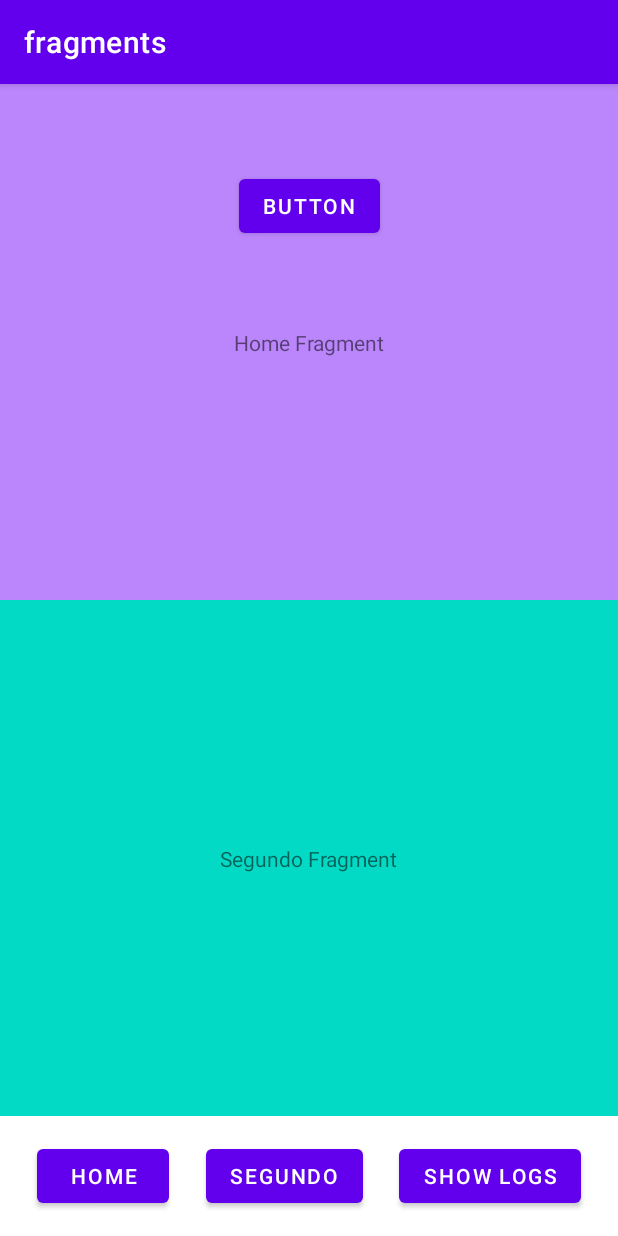
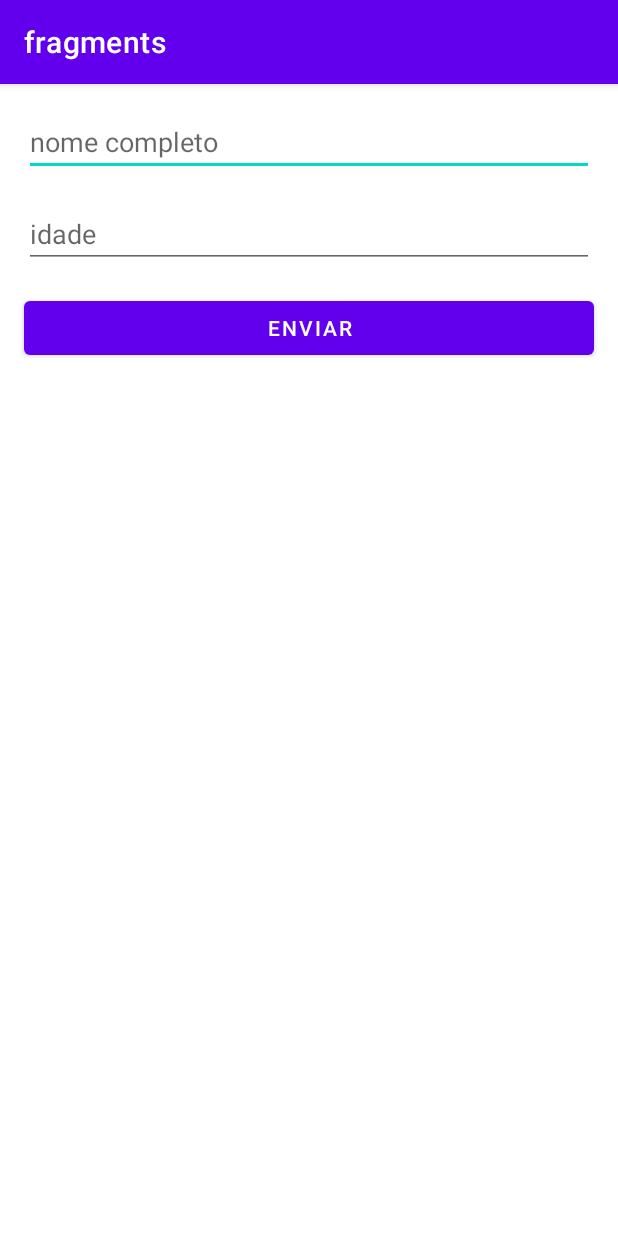
Before and after one commit to CaMaschion/fragment, an Android app: the screen it shows after launch (MainActivity), on a phone screen of 412 x 824 dp. Run offline under Robolectric (Android 15) with nearby library versions, the phone set to English and light mode, and no system bars.

Commit message:
passing data between fragments

```diff
--- a/app/src/main/java/com/maschion/fragments/MainActivity.kt
+++ b/app/src/main/java/com/maschion/fragments/MainActivity.kt
@@ -3,6 +3,7 @@ package com.maschion.fragments
 import androidx.appcompat.app.AppCompatActivity
 import android.os.Bundle
 import android.util.Log
+import androidx.core.os.bundleOf
 import androidx.fragment.app.add
 import androidx.fragment.app.commit
 import com.maschion.fragments.databinding.ActivityMainBinding
@@ -19,32 +20,6 @@ class MainActivity : AppCompatActivity() {
         super.onCreate(savedInstanceState)
         setContentView(binding.root)
 
-        binding.home.setOnClickListener {
-
-            supportFragmentManager.commit {
-                setReorderingAllowed(true)
-                add<HomeFragment>(binding.fragmentContainerView.id)
-                addToBackStack(null)
-            }
-
-        }
-
-        binding.secondButton.setOnClickListener {
-
-            supportFragmentManager.commit {
-                setReorderingAllowed(true)
-                add<SecondFragment>(binding.fragmentContainerView.id)
-                addToBackStack(null)
-            }
-
-        }
-
-            //pilha de retorno
-
-        binding.showLogs.setOnClickListener {
-            showBackStackFragments()
-
-        }
 
     }
 
--- a/app/src/main/java/com/maschion/fragments/fragments/HomeFragment.kt
+++ b/app/src/main/java/com/maschion/fragments/fragments/HomeFragment.kt
@@ -31,7 +31,7 @@ class HomeFragment : Fragment() {
 
             childFragmentManager.commit {
                 setReorderingAllowed(true)
-                add<ThirdFragment>(binding.fragmentContainerView2.id)
+//                add<ThirdFragment>(binding.fragmentContainerView2.id)
             }
         }
     }
--- /dev/null
+++ b/app/src/main/java/com/maschion/fragments/fragments/ResultFragment.kt
@@ -0,0 +1,45 @@
+package com.maschion.fragments.fragments
+
+import android.os.Bundle
+import android.view.LayoutInflater
+import android.view.View
+import android.view.ViewGroup
+import androidx.fragment.app.Fragment
+import com.maschion.fragments.databinding.FragmentResultBinding
+
+class ResultFragment: Fragment() {
+
+    private lateinit var binding: FragmentResultBinding
+
+    //pegando dados do fragment
+
+    private lateinit var name: String
+    private lateinit var age: String
+
+    override fun onCreate(savedInstanceState: Bundle?) {
+        super.onCreate(savedInstanceState)
+
+            //como acessar o bundle
+
+        val arguments = requireArguments()
+
+        this.name = arguments.getString("USER_NAME", "")
+        this.age = arguments.getString("USER_AGE", "")
+    }
+
+    override fun onCreateView(
+        inflater: LayoutInflater,
+        container: ViewGroup?,
+        savedInstanceState: Bundle?
+    ): View? {
+        binding = FragmentResultBinding.inflate(inflater, container, false)
+        return binding.root
+    }
+
+    override fun onViewCreated(view: View, savedInstanceState: Bundle?) {
+        super.onViewCreated(view, savedInstanceState)
+
+        binding.textView2.text = "Nome: $name, Idade: $age"
+    }
+
+}
--- a/app/src/main/java/com/maschion/fragments/fragments/SecondFragment.kt
+++ b/app/src/main/java/com/maschion/fragments/fragments/SecondFragment.kt
@@ -1,6 +1,59 @@
 package com.maschion.fragments.fragments
 
+import android.os.Bundle
+import android.util.Log
+import android.view.LayoutInflater
+import android.view.View
+import android.view.ViewGroup
+import androidx.core.os.bundleOf
 import androidx.fragment.app.Fragment
+import androidx.fragment.app.commit
+import androidx.fragment.app.replace
 import com.maschion.fragments.R
+import com.maschion.fragments.databinding.FragmentSecondBinding
 
-class SecondFragment: Fragment(R.layout.fragment_second)
+class SecondFragment : Fragment() {
+
+    private lateinit var binding: FragmentSecondBinding
+
+    override fun onCreateView(
+        inflater: LayoutInflater,
+        container: ViewGroup?,
+        savedInstanceState: Bundle?
+    ): View {
+        binding = FragmentSecondBinding.inflate(inflater, container, false)
+        return binding.root
+    }
+
+    override fun onViewCreated(view: View, savedInstanceState: Bundle?) {
+        super.onViewCreated(view, savedInstanceState)
+
+        binding.btnSubmit.setOnClickListener {
+            val name = binding.edtName.text.toString()
+            val age = binding.edtAge.text.toString()
+
+            submitInfoToFragment(name, age)
+
+        }
+    }
+
+    private fun submitInfoToFragment(name: String, age: String) {
+        val bundle = bundleOf(
+            "USER_NAME" to name,
+            "USER_AGE" to age
+        )
+
+        //****passando dados para o fragment result, pra isso *****
+
+        //preciso substituir o fragment atual (SecondFragment) no nosso host (MainActivity), dentro do container
+        // no fragmentContainerView. Como acesso o FragmentManager do host dentro de um fragment?
+        parentFragmentManager.commit {
+
+            setReorderingAllowed(true)
+            replace<ResultFragment>(R.id.fragmentContainerView, args = bundle)
+            addToBackStack(null)
+        }
+
+    }
+
+}
--- a/app/src/main/java/com/maschion/fragments/fragments/ThirdFragment.kt
+++ /dev/null
@@ -1,6 +0,0 @@
-package com.maschion.fragments.fragments
-
-import androidx.fragment.app.Fragment
-import com.maschion.fragments.R
-
-class ThirdFragment: Fragment(R.layout.fragment_third)
--- a/app/src/main/res/layout/activity_main.xml
+++ b/app/src/main/res/layout/activity_main.xml
@@ -5,48 +5,13 @@
     android:layout_width="match_parent"
     android:layout_height="match_parent">
 
-    <Button
-        android:id="@+id/home"
-        android:layout_width="wrap_content"
-        android:layout_height="wrap_content"
-        android:layout_marginBottom="16dp"
-        android:text="Home"
-        app:layout_constraintBottom_toBottomOf="parent"
-        app:layout_constraintEnd_toStartOf="@+id/secondButton"
-        app:layout_constraintHorizontal_bias="0.5"
-        app:layout_constraintStart_toStartOf="parent" />
-
-    <Button
-        android:id="@+id/secondButton"
-        android:layout_width="wrap_content"
-        android:layout_height="wrap_content"
-        android:layout_marginBottom="16dp"
-        android:text="Segundo"
-        app:layout_constraintBottom_toBottomOf="parent"
-        app:layout_constraintEnd_toStartOf="@+id/showLogs"
-        app:layout_constraintHorizontal_bias="0.5"
-        app:layout_constraintStart_toEndOf="@+id/home" />
-
-    <Button
-        android:id="@+id/showLogs"
-        android:layout_width="wrap_content"
-        android:layout_height="wrap_content"
-        android:layout_marginBottom="16dp"
-        android:text="Show Logs"
+    <androidx.fragment.app.FragmentContainerView
+        android:id="@+id/fragmentContainerView"
+        android:name="com.maschion.fragments.fragments.SecondFragment"
+        android:layout_width="0dp"
+        android:layout_height="0dp"
         app:layout_constraintBottom_toBottomOf="parent"
         app:layout_constraintEnd_toEndOf="parent"
-        app:layout_constraintHorizontal_bias="0.5"
-        app:layout_constraintStart_toEndOf="@+id/secondButton" />
-
-    <androidx.fragment.app.FragmentContainerView
-        android:id="@+id/fragmentContainerView"
-        android:name="com.maschion.fragments.fragments.HomeFragment"
-        android:layout_width="0dp"
-        android:layout_height="0dp"
-        android:layout_marginBottom="16dp"
-        app:layout_constraintBottom_toTopOf="@+id/secondButton"
-        app:layout_constraintEnd_toEndOf="parent"
-        app:layout_constraintHorizontal_bias="0.5"
         app:layout_constraintStart_toStartOf="parent"
         app:layout_constraintTop_toTopOf="parent" />
 
--- a/app/src/main/res/layout/fragment_home.xml
+++ b/app/src/main/res/layout/fragment_home.xml
@@ -12,8 +12,9 @@
         android:layout_width="wrap_content"
         android:layout_height="wrap_content"
         android:text="Home Fragment"
-        app:layout_constraintBottom_toTopOf="@+id/guideline2"
+        app:layout_constraintBottom_toTopOf="@+id/button"
         app:layout_constraintEnd_toEndOf="parent"
+        app:layout_constraintHorizontal_bias="0.5"
         app:layout_constraintStart_toStartOf="parent"
         app:layout_constraintTop_toTopOf="parent" />
 
@@ -22,26 +23,10 @@
         android:layout_width="wrap_content"
         android:layout_height="wrap_content"
         android:text="Button"
-        app:layout_constraintBottom_toTopOf="@+id/textView"
-        app:layout_constraintEnd_toEndOf="parent"
-        app:layout_constraintStart_toStartOf="parent"
-        app:layout_constraintTop_toTopOf="parent" />
-
-    <androidx.constraintlayout.widget.Guideline
-        android:id="@+id/guideline2"
-        android:layout_width="wrap_content"
-        android:layout_height="wrap_content"
-        android:orientation="horizontal"
-        app:layout_constraintGuide_percent="0.5" />
-
-    <androidx.fragment.app.FragmentContainerView
-        android:id="@+id/fragmentContainerView2"
-        android:name="com.maschion.fragments.fragments.SecondFragment"
-        android:layout_width="0dp"
-        android:layout_height="0dp"
         app:layout_constraintBottom_toBottomOf="parent"
         app:layout_constraintEnd_toEndOf="parent"
+        app:layout_constraintHorizontal_bias="0.5"
         app:layout_constraintStart_toStartOf="parent"
-        app:layout_constraintTop_toTopOf="@+id/guideline2" />
+        app:layout_constraintTop_toBottomOf="@+id/textView" />
 
 </androidx.constraintlayout.widget.ConstraintLayout>
--- a/app/src/main/res/layout/fragment_second.xml
+++ b/app/src/main/res/layout/fragment_second.xml
@@ -1,19 +1,46 @@
 <?xml version="1.0" encoding="utf-8"?>
 <androidx.constraintlayout.widget.ConstraintLayout xmlns:android="http://schemas.android.com/apk/res/android"
     xmlns:app="http://schemas.android.com/apk/res-auto"
-    xmlns:tools="http://schemas.android.com/tools"
     android:id="@+id/secondFragmentId"
     android:layout_width="match_parent"
-    android:layout_height="match_parent"
-    android:background="@color/teal_200">
+    android:layout_height="match_parent">
 
-    <TextView
-        android:id="@+id/textView"
-        android:layout_width="wrap_content"
+    <EditText
+        android:id="@+id/edtName"
+        android:layout_width="0dp"
         android:layout_height="wrap_content"
-        android:text="Segundo Fragment"
-        app:layout_constraintBottom_toBottomOf="parent"
+        android:layout_marginStart="16dp"
+        android:layout_marginTop="16dp"
+        android:layout_marginEnd="16dp"
+        android:hint="nome completo"
+        android:inputType="textPersonName"
         app:layout_constraintEnd_toEndOf="parent"
         app:layout_constraintStart_toStartOf="parent"
         app:layout_constraintTop_toTopOf="parent" />
+
+    <EditText
+        android:id="@+id/edtAge"
+        android:layout_width="0dp"
+        android:layout_height="wrap_content"
+        android:layout_marginStart="16dp"
+        android:layout_marginTop="16dp"
+        android:layout_marginEnd="16dp"
+        android:inputType="textPersonName"
+        android:hint="idade"
+        app:layout_constraintEnd_toEndOf="parent"
+        app:layout_constraintStart_toStartOf="parent"
+        app:layout_constraintTop_toBottomOf="@+id/edtName" />
+
+    <Button
+        android:id="@+id/btnSubmit"
+        android:layout_width="0dp"
+        android:layout_height="wrap_content"
+        android:layout_marginStart="16dp"
+        android:layout_marginTop="16dp"
+        android:layout_marginEnd="16dp"
+        android:text="Enviar"
+        app:layout_constraintEnd_toEndOf="parent"
+        app:layout_constraintStart_toStartOf="parent"
+        app:layout_constraintTop_toBottomOf="@+id/edtAge" />
+
 </androidx.constraintlayout.widget.ConstraintLayout>
```
